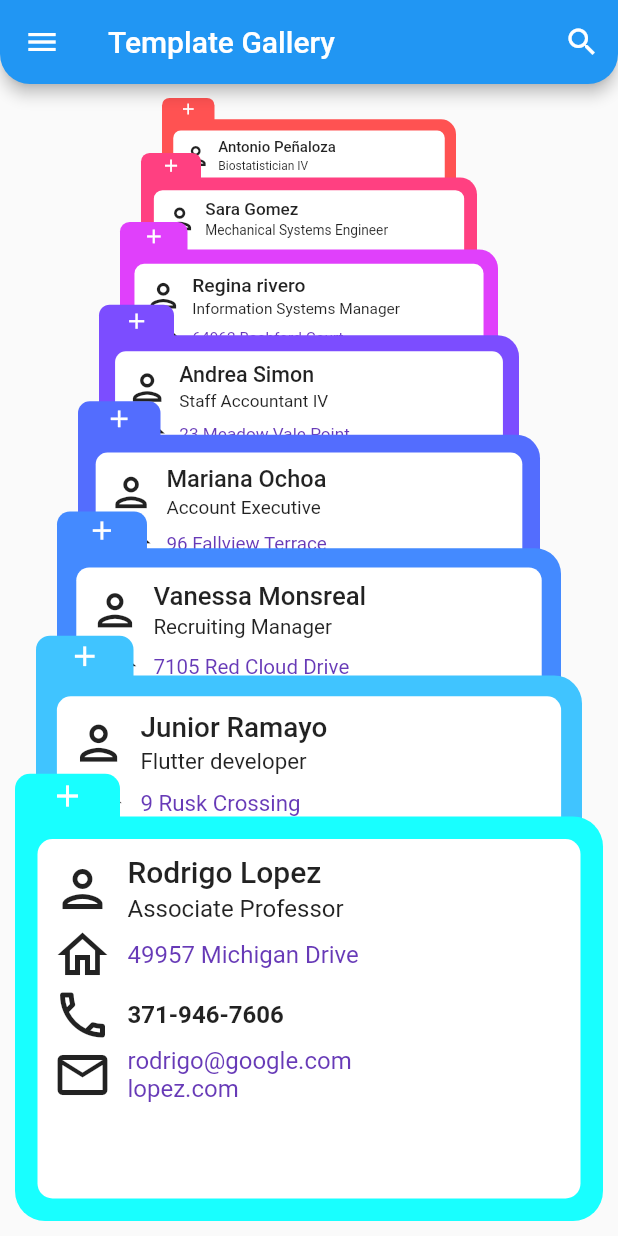
After one commit to junior-ramayo/Flutter-Animations, a Flutter app: the ContactListPage screen opened by its route, on a phone screen of 412 x 824 dp. The commit adds this screen. Run offline on Flutter 3.47's test engine with Material 2 defaults, Android fonts, the phone set to English and light mode, and no system bars.

Commit message:
template gallery

```diff
--- /dev/null
+++ b/lib/animations/template-gallery/list-page.dart
@@ -0,0 +1,61 @@
+import 'package:flutter/material.dart';
+import 'package:retos_animaciones/animations/template-gallery/models/contact.dart';
+import 'package:retos_animaciones/animations/template-gallery/widgets/card.dart';
+import 'package:retos_animaciones/animations/template-gallery/widgets/page-view-list.dart';
+
+ class ContactListPage extends StatefulWidget {
+   ContactListPage({Key? key}) : super(key: key);
+
+   @override
+   State<ContactListPage> createState() => _ContactListPageState();
+ }
+
+ class _ContactListPageState extends State<ContactListPage> {
+
+
+  @override
+  Widget build(BuildContext context) {
+   return Scaffold(
+    appBar: appBar(),
+    body: PerspectiveList(
+      itemExtent: MediaQuery.of(context).size.height * .36,
+      visializedItems: 8,
+      initialIndex: 7,
+      padding: const EdgeInsets.all(10.0),
+      children: List.generate(
+       Contact.contacts.length,
+       (index) {
+        final borderColor = Colors.accents[index % Colors.accents.length];
+        final contact = Contact.contacts[index];
+        return ContactCard(
+         borderColor: borderColor,
+         contact: contact
+        );
+       }
+      ),
+    )
+   );
+  }
+
+  AppBar appBar(){
+   return AppBar(
+    title: const Text('Template Gallery'),
+    leading: IconButton(
+     onPressed: (){},
+     icon: const Icon(Icons.menu)
+    ),
+    actions: [
+     IconButton(
+      onPressed: (){},
+      icon: const Icon(Icons.search)
+     )
+    ],
+    shape: const RoundedRectangleBorder(
+     borderRadius: BorderRadius.vertical(
+      bottom: Radius.circular(20.0)
+     ),
+    ),
+   );
+  }
+
+ }
--- /dev/null
+++ b/lib/animations/template-gallery/models/contact.dart
@@ -0,0 +1,180 @@
+class Contact {
+  const Contact(
+    this.name,
+    this.role,
+    this.address,
+    this.phone,
+    this.email,
+    this.website,
+  );
+
+  final String name;
+  final String role;
+  final String address;
+  final String phone;
+  final String email;
+  final String website;
+
+  static const contacts = [
+    Contact(
+      'Antonio Peñaloza',
+      'Biostatistician IV',
+      '1 Cherokee Parkway',
+      '804-575-0381',
+      'antonio@google.com',
+      'chiapas.mx',
+    ),
+    Contact(
+      'Sara Gomez',
+      'Mechanical Systems Engineer',
+      '654 Monument Hill',
+      '786-374-1734',
+      'sara@google.com',
+      'gomez.gov',
+    ),
+    Contact(
+      'Regina rivero',
+      'Information Systems Manager',
+      '64962 Bashford Court',
+      '314-318-3639',
+      'regina@google.com',
+      'rivero.com',
+    ),
+    Contact(
+      'Andrea Simon',
+      'Staff Accountant IV',
+      '23 Meadow Vale Point',
+      '337-125-3557',
+      'andrea@google.com',
+      'simon.org',
+    ),
+    Contact(
+      'Mariana Ochoa',
+      'Account Executive',
+      '96 Fallview Terrace',
+      '613-601-9077',
+      'mariana@google.com',
+      'ochoa.com',
+    ),
+    Contact(
+      'Vanessa Monsreal',
+      'Recruiting Manager',
+      '7105 Red Cloud Drive',
+      '336-308-8202',
+      'vanessa@google.com',
+      'monsreal.com',
+    ),
+    Contact(
+      'Junior Ramayo',
+      'Flutter developer',
+      '9 Rusk Crossing',
+      '999-602-3301',
+      'junior@google.com',
+      'ramayo.com',
+    ),
+    Contact(
+      'Rodrigo Lopez',
+      'Associate Professor',
+      '49957 Michigan Drive',
+      '371-946-7606',
+      'rodrigo@google.com',
+      'lopez.com',
+    ),
+    Contact(
+      'Andres Hernandez',
+      'Account Representative II',
+      '6952 Almo Court',
+      '909-544-6130',
+      'andres@google.com',
+      'hernandez.com',
+    ),
+    Contact(
+      'Jordanna Xacur',
+      'Design Engineer',
+      '7569 Pond Lane',
+      '155-907-8226',
+      'jordana@google.com',
+      'xacur.com',
+    ),
+    Contact(
+      'Maria Gonzales',
+      'Budget/Accounting Analyst IV',
+      '745 Gateway Court',
+      '937-551-4302',
+      'maria@google.com',
+      'gonzales.com',
+    ),
+    Contact(
+      'Ana Reyes',
+      'Media Manager II',
+      '8403 Talmadge Drive',
+      '175-331-5930',
+      'ana@google.com',
+      'reyes.com',
+    ),
+    Contact(
+      'lucia Leon',
+      'Analyst Programmer',
+      '6 Morning Pass',
+      '790-575-5543',
+      'lucia@google.com',
+      'leon.com',
+    ),
+    Contact(
+      'Juan perez',
+      'Software Engineer IV',
+      '47858 Monument Terrace',
+      '619-672-8470',
+      'juan@google.com',
+      'perez.com',
+    ),
+    Contact(
+      'Barbara Boyance',
+      'Account Coordinator',
+      '32 Kropf Place',
+      '839-854-2730',
+      'barbara@google.com',
+      'boyance.com',
+    ),
+    Contact(
+      'Yolande Cyster',
+      'Web Developer I',
+      '337 Saint Paul Center',
+      '636-156-8613',
+      'ycysterf@dot.gov',
+      'shinystat.com',
+    ),
+    Contact(
+      'Jennee Bencher',
+      'Programmer Analyst II',
+      '27 Sauthoff Crossing',
+      '715-609-7880',
+      'jbencherg@japanpost.jp',
+      'google.com.br',
+    ),
+    Contact(
+      'Dyane Kairns',
+      'Dental Hygienist',
+      '02 3rd Lane',
+      '455-267-0183',
+      'dkairnsh@jalbum.net',
+      'posterous.com',
+    ),
+    Contact(
+      'Jonas Warlowe',
+      'Recruiting Manager',
+      '7888 Hallows Road',
+      '968-821-6047',
+      'jwarlowei@macromedia.com',
+      'examiner.com',
+    ),
+    Contact(
+      'Sofia Boyance',
+      'Electrical Engineer',
+      '936 Jana Crossing',
+      '322-722-6715',
+      'sofia@google.com',
+      'boyance.com',
+    ),
+  ];
+}
--- /dev/null
+++ b/lib/animations/template-gallery/widgets/card.dart
@@ -0,0 +1,164 @@
+import 'package:flutter/material.dart';
+import 'package:retos_animaciones/animations/template-gallery/models/contact.dart';
+
+class ContactCard extends StatelessWidget {
+  const ContactCard({
+    Key? key,
+    required this.borderColor,
+    required this.contact,
+  }) : super(key: key);
+
+  final Color borderColor;
+  final Contact contact;
+
+  @override
+  Widget build(BuildContext context) {
+    return Column(
+      crossAxisAlignment: CrossAxisAlignment.start,
+      children: [
+        Align(
+          heightFactor: .9,
+          alignment: Alignment.centerLeft,
+          child: Container(
+            height: 30,
+            width: 70,
+            decoration: BoxDecoration(
+              color: borderColor,
+              borderRadius: const BorderRadius.vertical(
+                top: Radius.circular(10),
+              ),
+            ),
+            child: const Icon(
+              Icons.add,
+              color: Colors.white,
+            ),
+          ),
+        ),
+        Expanded(
+          child: Container(
+            width: double.infinity,
+            padding: const EdgeInsets.all(15),
+            decoration: BoxDecoration(
+              color: borderColor,
+              borderRadius: const BorderRadius.only(
+                  bottomLeft: Radius.circular(20),
+                  bottomRight: Radius.circular(20),
+                  topRight: Radius.circular(20),),
+            ),
+            child: Container(
+              decoration: BoxDecoration(
+                color: Colors.white,
+                borderRadius: BorderRadius.circular(10),
+              ),
+              padding: const EdgeInsets.all(10),
+              child: Column(
+                crossAxisAlignment: CrossAxisAlignment.start,
+                children: [
+
+                  Row(
+                    children: [
+                      const  Icon(
+                        Icons.person_outlined,
+                        size: 40,
+                      ),
+                      const SizedBox(width: 10),
+                      Flexible(
+                        child: Text.rich(
+                          TextSpan(
+                            text: contact.name,
+                            children: [
+                              TextSpan(
+                                text: '\n${contact.role}',
+                                style: const TextStyle(
+                                    fontSize: 16,
+                                    fontWeight: FontWeight.normal,
+                                    height: 1.5,),
+                              )
+                            ],
+                          ),
+                          style: const TextStyle(
+                              fontSize: 20, fontWeight: FontWeight.w500,),
+                        ),
+                      ),
+                    ],
+                  ),
+
+                  Row(
+                    children: [
+                      const Icon(
+                        Icons.home_outlined,
+                        size: 40,
+                      ),
+                      const SizedBox(width: 10),
+                      Text(
+                        contact.address,
+                        style: const TextStyle(
+                          fontSize: 16,
+                          color: Colors.deepPurple,
+                        ),
+                      )
+                    ],
+                  ),
+
+                  Row(
+                    children: [
+                      const Icon(
+                        Icons.phone_outlined,
+                        size: 40,
+                      ),
+                      const SizedBox(width: 10),
+                      Text(
+                        contact.phone,
+                        style: const TextStyle(
+                            fontSize: 16, fontWeight: FontWeight.bold,),
+                      )
+                    ],
+                  ),
+
+                  Row(
+                    children: [
+                      const Icon(
+                        Icons.email_outlined,
+                        size: 40,
+                      ),
+                      const SizedBox(width: 10),
+                      Column(
+                        crossAxisAlignment: CrossAxisAlignment.start,
+                        children: [
+                          Text(
+                            contact.email,
+                            style: const TextStyle(
+                              fontSize: 16,
+                              color: Colors.deepPurple,
+                            ),
+                          ),
+                          Text(
+                            contact.website,
+                            style: const TextStyle(
+                              fontSize: 16,
+                              color: Colors.deepPurple,
+                            ),
+                          ),
+                        ],
+                      )
+                    ],
+                  ),
+
+                ],
+              ),
+            ),
+          ),
+        ),
+      ],
+    );
+  }
+}
+
+class SuperHeroCard extends StatelessWidget {
+  const SuperHeroCard({Key?  key}) : super(key: key);
+
+  @override
+  Widget build(BuildContext context) {
+    return Container();
+  }
+}
--- /dev/null
+++ b/lib/animations/template-gallery/widgets/page-view-list.dart
@@ -0,0 +1,209 @@
+import 'dart:ui';
+
+import 'package:flutter/material.dart';
+import 'package:retos_animaciones/animations/template-gallery/models/contact.dart';
+import 'package:retos_animaciones/animations/template-gallery/widgets/card.dart';
+
+
+class PerspectiveList extends StatefulWidget {
+
+  const PerspectiveList({Key? key,
+   required this.children,
+   required this.itemExtent,
+   required this.visializedItems,
+   this.initialIndex = 0,
+   this.padding = const EdgeInsets.all(0.0),
+   this.onTapFrontItem,
+   this.onChangeItem,
+   this.backItemsShadowColor = Colors.black,
+  }) : super(key: key);
+
+  final List<Widget> children;
+  final double itemExtent;
+  final int visializedItems;
+  final int initialIndex;
+  final EdgeInsetsGeometry padding;
+  final ValueChanged<int>? onTapFrontItem;
+  final ValueChanged<int>? onChangeItem;
+  final Color backItemsShadowColor;
+
+  @override
+  State<PerspectiveList> createState() => _PerspectiveListState();
+}
+
+class _PerspectiveListState extends State<PerspectiveList> {
+
+  late PageController _pageController;
+  late double _pagePercent;
+  late int _currentIndex;
+
+  @override
+  void initState() {
+    _pageController = PageController(
+      initialPage: widget.initialIndex,
+      viewportFraction: 1 / widget.visializedItems
+    );
+    _currentIndex = widget.initialIndex;
+    _pagePercent = 0.0;
+    _pageController.addListener(_pageListener);
+    super.initState();
+  }
+
+  @override
+  void dispose() {
+    _pageController.removeListener(_pageListener);
+    _pageController.dispose();
+    super.dispose();
+  }
+
+
+  @override
+  Widget build(BuildContext context) {
+   return Stack(
+    children: [
+      Padding(
+       padding: widget.padding,
+       child: _PerspectiveItems(
+        generatedItems: widget.visializedItems - 1,
+        index: _currentIndex,
+        heightItem: widget.itemExtent,
+        pagePercent: _pagePercent,
+        children: widget.children
+       ),
+      ),
+
+      PageView.builder(
+       scrollDirection: Axis.vertical,
+       controller: _pageController,
+       physics: const BouncingScrollPhysics(),
+       onPageChanged: (value){
+        if(widget.onChangeItem != null){
+         widget.onChangeItem!(value);
+        }
+       },
+       itemCount: widget.children.length,
+       itemBuilder: (context, index){
+        return const SizedBox();
+       }
+      ),
+
+
+     ],
+   );
+  }
+
+
+  void _pageListener(){
+    setState(() {
+      _currentIndex = _pageController.page!.floor();
+      _pagePercent = (_pageController.page! - _currentIndex).abs();
+    });
+  }
+}
+
+class _PerspectiveItems extends StatelessWidget {
+  const _PerspectiveItems({
+    Key? key,
+    required this.generatedItems,
+    required this.index,
+    required this.heightItem,
+    required this.pagePercent,
+    required this.children,
+  }) : super(key: key);
+
+  final int generatedItems;
+  final int? index;
+  final double? heightItem;
+  final double? pagePercent;
+  final List<Widget> children;
+
+  @override
+  Widget build(BuildContext context) {
+    return LayoutBuilder(
+      builder: (context, constraints) {
+       final height = constraints.maxHeight;
+       return Stack(
+        fit: StackFit.expand,
+        children: [
+
+        // Static Last Item
+        if (index! > (generatedItems - 1))
+        _TransformedItem(
+         heightItem: heightItem,
+         factorChange: 1,
+         endScale: .5,
+         child: children[index! - generatedItems],
+        ) else const SizedBox(),
+
+        // Perspective Items
+        for (int i = 0; i < generatedItems; i++)
+         (index! > ((generatedItems - 2) - i))
+          ? _TransformedItem(
+           heightItem: heightItem,
+           factorChange: pagePercent,
+           scale: lerpDouble(0.5, 1, (i + 1) / generatedItems),
+           translateY: (height - heightItem!) * (i + 1) / generatedItems,
+           endScale: lerpDouble(0.5, 1, i / generatedItems),
+           endTranslateY: (height - heightItem!) * (i / generatedItems),
+           child: children[
+            index! - (((generatedItems - 2) - i) + 1)
+           ],
+          ) : const SizedBox(),
+
+          // Bottom Hide Item
+        if (index! < (children.length - 1))
+         _TransformedItem(
+         heightItem: heightItem,
+         factorChange: pagePercent,
+         translateY: height + 20,
+         endTranslateY: height - heightItem!,
+         child: children[index! + 1],
+        ) else const SizedBox()
+       ],
+       );
+      },
+    );
+  }
+}
+
+class _TransformedItem extends StatelessWidget {
+  const _TransformedItem({
+    Key? key,
+    required this.heightItem,
+    required this.child,
+    required this.factorChange,
+    this.endScale = 1.0,
+    this.scale = 1.0,
+    this.endTranslateY = 0.0,
+    this.translateY = 0.0,
+  }) : super(key: key);
+
+  final Widget child;
+  final double? heightItem;
+  final double? factorChange;
+  final double? endScale;
+  final double endTranslateY;
+  final double translateY;
+  final double? scale;
+
+  @override
+  Widget build(BuildContext context) {
+   return Transform(
+    alignment: Alignment.topCenter,
+    transform: Matrix4.identity()
+    ..scale(lerpDouble(scale, endScale, factorChange!))
+    ..translate(
+     0.0,
+     lerpDouble(translateY, endTranslateY, factorChange!)!
+    ),
+    child: Align(
+     alignment: Alignment.topCenter,
+     child: SizedBox(
+      height: heightItem,
+      width: double.infinity,
+      child: child,
+     ),
+    ),
+   );
+  }
+}
--- a/lib/home/home_page.dart
+++ b/lib/home/home_page.dart
@@ -26,6 +26,8 @@ class _HomePageState extends State<HomePage> {
        _card('home_scroll', 'List Scroll'),
 
        _card('home_navbar', 'NavBar Expanded'),
+
+       _card('home_listPage', 'Template gallery')
 
       ],
      ),
--- a/lib/routes/routes.dart
+++ b/lib/routes/routes.dart
@@ -3,6 +3,7 @@ import 'package:retos_animaciones/animations/NavBar-Expanded/navbar.dart';
 import 'package:retos_animaciones/animations/animatedWidgets/home_animated.dart';
 import 'package:retos_animaciones/animations/composition/home_composition.dart';
 import 'package:retos_animaciones/animations/list-scroll-animation/scroll-animation.dart';
+import 'package:retos_animaciones/animations/template-gallery/list-page.dart';
 import 'package:retos_animaciones/home/home_page.dart';
 
 
@@ -14,6 +15,7 @@ import 'package:retos_animaciones/home/home_page.dart';
     'home_animated': (BuildContext context) => HomeAnimated(),
     'home_scroll': (BuildContext context) => ListScrollAnimation(),
     'home_navbar': (BuildContext context) => NavBarExpanded(),
+    'home_listPage': (BuildContext context) => ContactListPage()
    };
   }
  }
```
